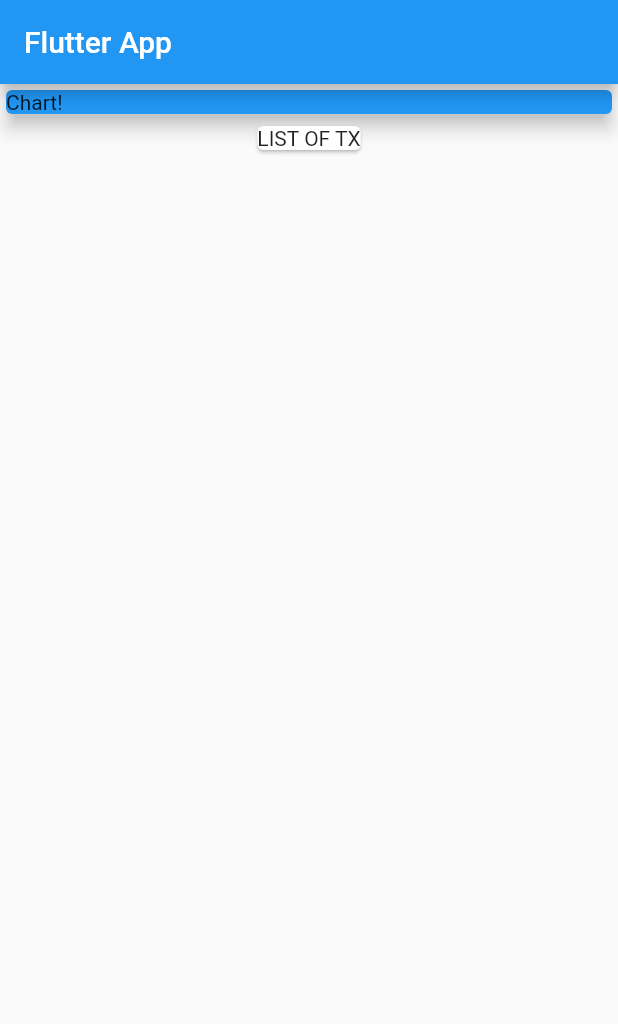
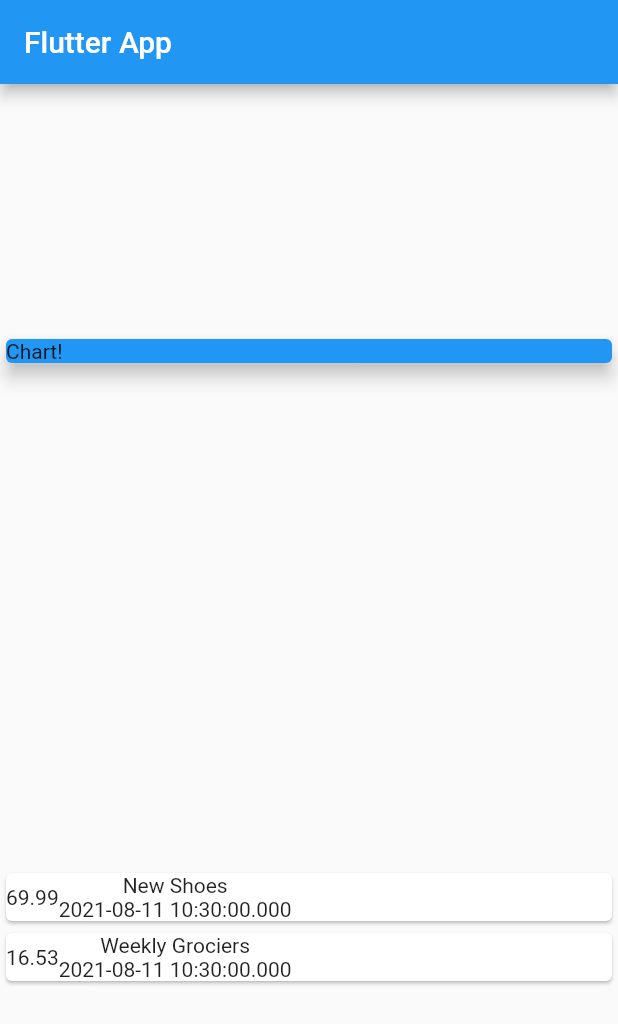
Before and after one commit to myamann/Expenses-App-Flutter, a Flutter app: the screen it shows after launch, on a phone screen of 412 x 824 dp. Shown: the top 1024 px of the screen. Run offline on Flutter 3.47's test engine with Material 2 defaults, Android fonts, the phone set to English and light mode, and no system bars.

Commit message:
transaction list

```diff
--- a/lib/main.dart
+++ b/lib/main.dart
@@ -1,4 +1,5 @@
 import 'package:flutter/material.dart';
+import './transaction.dart';
 
 void main() => runApp(MyApp());
 
@@ -13,13 +14,31 @@ class MyApp extends StatelessWidget {
 }
 
 class MyHomePage extends StatelessWidget {
+  final List<Transaction> transactions = [
+    Transaction(
+      id: 't1',
+      title: 'New Shoes',
+      amount: 69.99,
+      date: DateTime.now(),
+    ),
+    Transaction(
+      id: 't2',
+      title: 'Weekly Grociers',
+      amount: 16.53,
+      date: DateTime.now(),
+    ),
+  ];
+
   @override
   Widget build(BuildContext context) {
     return Scaffold(
         appBar: AppBar(
           title: Text('Flutter App'),
         ),
-        body: Column(children: <Widget>[
+        body: Column(
+          mainAxisAlignment: MainAxisAlignment.spaceAround,
+          crossAxisAlignment: CrossAxisAlignment.center,
+          children: <Widget>[
             Container(
               width: double.infinity,
               child: Card(
@@ -28,7 +47,26 @@ class MyHomePage extends StatelessWidget {
                 elevation: 5,
               ),
             ),
-          Card(child: Text('LIST OF TX'))
-        ]));
+            Column(
+              children: transactions.map((tx) {
+                return Card(
+                  child: Row(
+                    children: <Widget>[
+                      Container(
+                        child: Text(tx.amount.toString()),
+                      ),
+                      Column(
+                        children: <Widget>[
+                          Text(tx.title),
+                          Text(tx.date.toString()),
+                        ],
+                      )
+                    ],
+                  ),
+                );
+              }).toList(),
+            )
+          ],
+        ));
   }
 }
--- /dev/null
+++ b/lib/transaction.dart
@@ -0,0 +1,14 @@
+import 'package:flutter/foundation.dart';
+
+class Transaction {
+  final String id;
+  final String title;
+  final double amount;
+  final DateTime date;
+
+  Transaction(
+      {required this.id,
+      required this.title,
+      required this.amount,
+      required this.date});
+}
```
Lines whose indentation alone changed are shown as unchanged.
